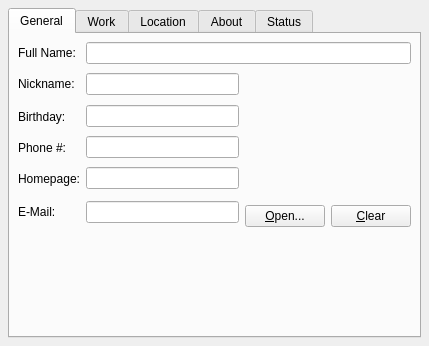
Above: src/info.ui from psi-im/psi before the change. Below: the same form after it.
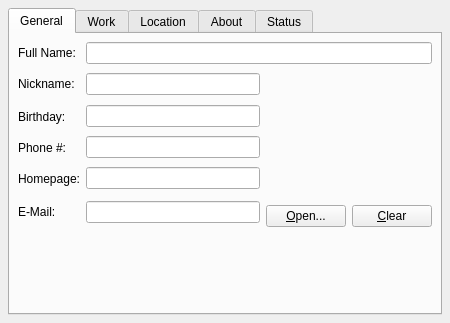
That is the form after the change. Custom widgets are drawn as their Qt base class.

Commit message:
Improve vCard info dialog
+ Tiny code refactoring

The edit to the form file:
```diff
--- a/src/info.ui
+++ b/src/info.ui
@@ -6,8 +6,8 @@
    <rect>
     <x>0</x>
     <y>0</y>
-    <width>429</width>
-    <height>346</height>
+    <width>450</width>
+    <height>323</height>
    </rect>
   </property>
   <property name="sizeGripEnabled" stdset="0">
@@ -72,7 +72,7 @@
          <property name="sizeHint" stdset="0">
           <size>
            <width>20</width>
-           <height>60</height>
+           <height>0</height>
           </size>
          </property>
         </spacer>
```
Left out of the diff: 7 changed lines with no effect on the pictures. The commit also changes 4 other files.
